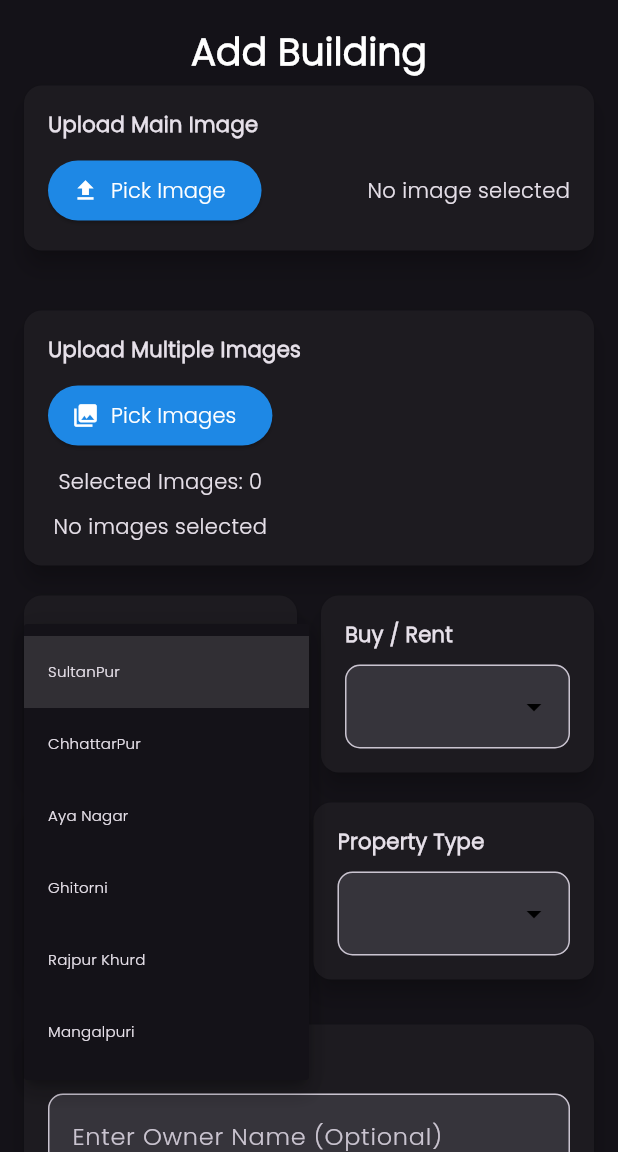
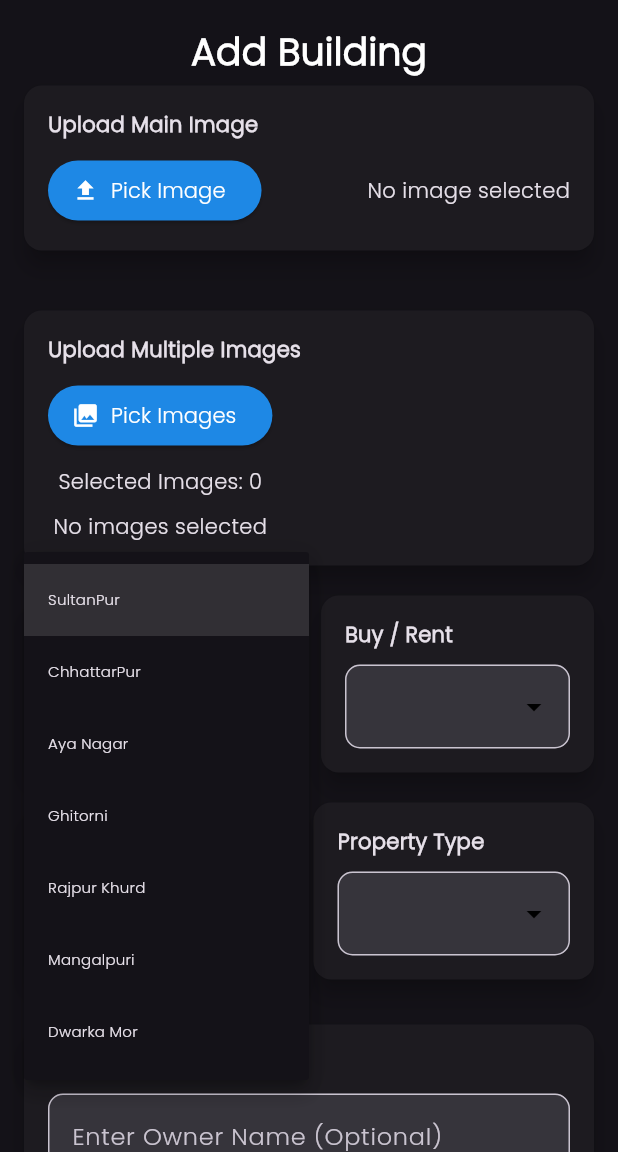
Before and after one commit to theverifyofficial-dev/The_verify_field, a Flutter app: the Add_FutureProperty screen opened directly, after a tap on the "arrow drop down" icon, on a phone screen of 412 x 824 dp, the part 84-1236 px from its top. Run offline on Flutter 3.47's test engine with Material 3 defaults, Android fonts, the phone set to English and light mode, and no system bars; our stand-ins replace cached_network_image, carousel_slider, dio, firebase_core, firebase_messaging, flutter_image_compress and 18 more; missing offline and left inert: android_intent_plus, flutter_phone_direct_caller; accounts and stored records are empty; network calls fail; statements that could not run were skipped.

Commit message:
01sep by pawan

```diff
--- a/lib/Future_Property_OwnerDetails_section/Add_futureProperty.dart
+++ b/lib/Future_Property_OwnerDetails_section/Add_futureProperty.dart
@@ -272,7 +272,7 @@ class _Add_FuturePropertyState extends State<Add_FutureProperty> {
     await uploadImageWithTitle(_imageFile!);
   }
   String? _selectedItem;
-  final List<String> _items = ['SultanPur','ChhattarPur','Aya Nagar','Ghitorni','Rajpur Khurd','Mangalpuri'];
+  final List<String> _items = ['SultanPur','ChhattarPur','Aya Nagar','Ghitorni','Rajpur Khurd','Mangalpuri','Dwarka Mor',];
   String? _selectedLift;
   final List<String> lift_options = ['Yes','No'];
 
--- a/lib/Future_Property_OwnerDetails_section/Update_future_building.dart
+++ b/lib/Future_Property_OwnerDetails_section/Update_future_building.dart
@@ -241,7 +241,7 @@ class _UpdateRealEstatePropertyState extends State<UpdateRealEstateProperty> {
   String? apiImageUrl;
 
 
-  final List<String> _items = ['SultanPur','ChhattarPur','Aya Nagar','Ghitorni','Rajpur Khurd','Mangalpuri',''];
+  final List<String> _items = ['SultanPur','ChhattarPur','Aya Nagar','Ghitorni','Rajpur Khurd','Mangalpuri','Dwarka Mor',''];
 
   String? _selectedItem1;
   final List<String> _items1 = ['Buy','Rent',''];
--- a/lib/Home_Screen_click/Update_realEstate_form.dart
+++ b/lib/Home_Screen_click/Update_realEstate_form.dart
@@ -255,7 +255,7 @@ class _UpdateRealEstatePropertyState extends State<UpdateRealEstateProperty> {
   String? _networkImageUrl;
   String? apiImageUrl; // This should be assigned from your API data
   File? _imageFile2;
-  final cities = ['SultanPur', 'ChhattarPur', 'Aya Nagar', 'Ghitorni', 'Rajpur Khurd','Mangalpuri',''];
+  final cities = ['SultanPur', 'ChhattarPur', 'Aya Nagar', 'Ghitorni', 'Rajpur Khurd','Mangalpuri','Dwarka Mor',''];
 
   final propertyTypes = ["Flat","Shop","Office","Godown","Farms","Plots",''];
   final bhkOptions = ['1 BHK', '2 BHK', '3 BHK', '4 BHK', '1 RK', 'Commercial',''];
--- a/lib/Home_Screen_click/View_All_Details.dart
+++ b/lib/Home_Screen_click/View_All_Details.dart
@@ -937,6 +937,7 @@ class _View_DetailsState extends State<View_Details> {
 
 
   Future<bool> _checkCallPermission() async {
+
     var status = await Permission.phone.status;
 
     if (status.isDenied) {
--- a/lib/add_properties_firstpage.dart
+++ b/lib/add_properties_firstpage.dart
@@ -100,7 +100,7 @@ class _RegisterPropertyState extends State<RegisterProperty> {
   String? _parking, _houseMeter;
   String full_address = '';
 
-  final cities = ['SultanPur', 'ChhattarPur', 'Aya Nagar', 'Ghitorni', 'Rajpur Khurd','Mangalpuri'];
+  final cities = ['SultanPur', 'ChhattarPur', 'Aya Nagar', 'Ghitorni', 'Rajpur Khurd','Mangalpuri','Dwarka Mor',];
   final propertyTypes = ["Flat","Shop","Office","Godown","Farms","Plots"];
   final bhkOptions = ['1 BHK', '2 BHK', '3 BHK', '4 BHK', '1 RK', 'Commercial'];
   final floors = [
```
Also changed, not shown: lib/Administrator/Administater_Future_Property.dart (+2 -6 lines), lib/Administrator/Future_Property_Details.dart (+13 -13 lines), lib/Administrator/See_All_Futureproperty.dart (+7 -7 lines).
